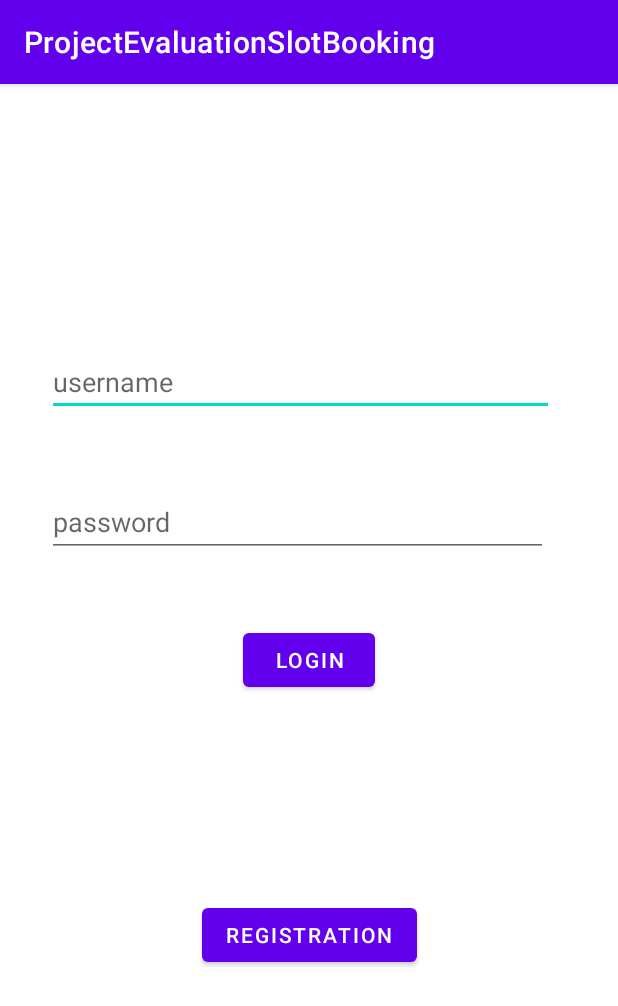
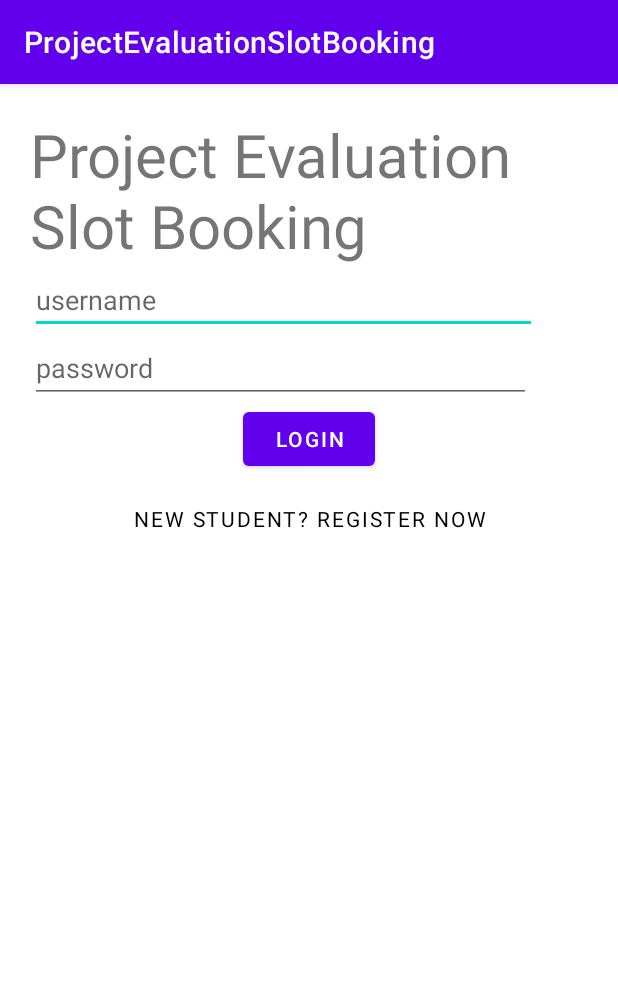
Before and after one commit to razarehan/ProjectEvaluationSlotBooking, an Android app: the screen it shows after launch (LoginActivity), on a phone screen of 412 x 824 dp. Shown: the top 1006 px of the screen. Run offline under Robolectric (Android 15) with nearby library versions, the phone set to English and light mode, and no system bars.

Commit message:
design login page

```diff
--- a/app/build.gradle
+++ b/app/build.gradle
@@ -33,6 +33,7 @@ dependencies {
     implementation 'androidx.appcompat:appcompat:1.2.0'
     implementation 'com.google.android.material:material:1.3.0'
     implementation 'androidx.constraintlayout:constraintlayout:2.0.4'
+    implementation 'com.google.android.material:material:1.0.0'
     testImplementation 'junit:junit:4.+'
     androidTestImplementation 'androidx.test.ext:junit:1.1.2'
     androidTestImplementation 'androidx.test.espresso:espresso-core:3.3.0'
--- a/app/src/main/res/layout/activity_login.xml
+++ b/app/src/main/res/layout/activity_login.xml
@@ -1,10 +1,26 @@
 <?xml version="1.0" encoding="utf-8"?>
-<androidx.constraintlayout.widget.ConstraintLayout xmlns:android="http://schemas.android.com/apk/res/android"
+<LinearLayout xmlns:android="http://schemas.android.com/apk/res/android"
     xmlns:app="http://schemas.android.com/apk/res-auto"
     xmlns:tools="http://schemas.android.com/tools"
     android:layout_width="match_parent"
     android:layout_height="match_parent"
-    tools:context=".LoginActivity">
+    tools:context=".LoginActivity"
+    android:orientation="vertical"
+    android:background="#fff"
+
+    android:padding="20dp">
+
+
+    <TextView
+        android:layout_width="wrap_content"
+        android:layout_height="wrap_content"
+        android:id="@+id/logo"
+        android:text="Project Evaluation Slot Booking"
+        android:textSize="40dp"
+        android:fontFamily="Arial"
+        />
+
+
 
     <EditText
         android:id="@+id/editTextTextEmailAddress"
@@ -39,19 +55,22 @@
         android:layout_width="wrap_content"
         android:layout_height="wrap_content"
         android:text="Login"
-        app:layout_constraintBottom_toBottomOf="parent"
-        app:layout_constraintEnd_toEndOf="parent"
-        app:layout_constraintStart_toStartOf="parent"
-        app:layout_constraintTop_toTopOf="parent" />
+        android:elevation="0dp"
+        android:layout_gravity="center"
+
+         />
 
     <Button
         android:id="@+id/reg1"
-        android:layout_width="wrap_content"
+        android:layout_width="match_parent"
         android:layout_height="wrap_content"
-        android:text="Registration"
-        app:layout_constraintBottom_toBottomOf="parent"
-        app:layout_constraintEnd_toEndOf="parent"
-        app:layout_constraintStart_toStartOf="parent"
-        app:layout_constraintTop_toTopOf="parent"
-        app:layout_constraintVertical_bias="0.755" />
-</androidx.constraintlayout.widget.ConstraintLayout>
+        android:layout_gravity="right"
+        android:layout_marginBottom="200dp"
+        android:layout_margin="5dp"
+        android:text="New Student? Register Now"
+        android:background="#00000000"
+        android:elevation="0dp"
+        android:fontFamily="antic"
+        android:textColor="#000"
+        />
+</LinearLayout>
```
Also changed, not shown: gradle/wrapper/gradle-wrapper.properties.
